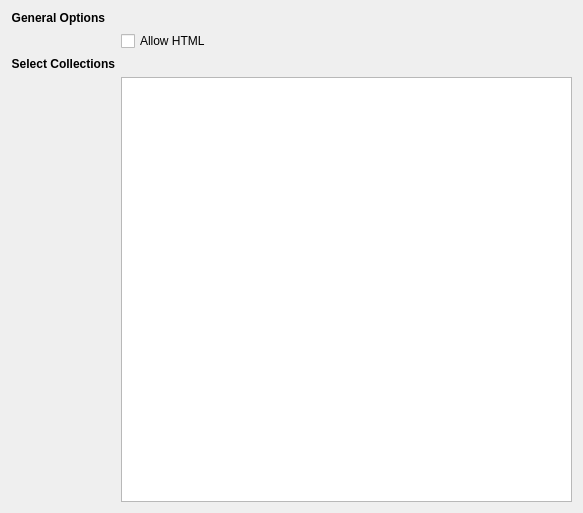
KDE/plasma-lionmail, file emailnotifier/emailnotifierConfig.ui: the form before one commit.
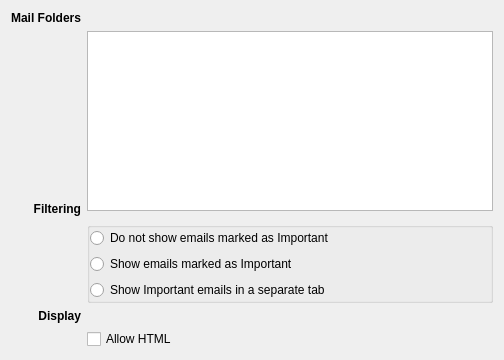
The form after the commit. Custom widgets are drawn as their Qt base class.

```diff
--- a/emailnotifier/emailnotifierConfig.ui
+++ b/emailnotifier/emailnotifierConfig.ui
@@ -6,8 +6,8 @@
    <rect>
     <x>0</x>
     <y>0</y>
-    <width>583</width>
-    <height>513</height>
+    <width>504</width>
+    <height>360</height>
    </rect>
   </property>
   <property name="sizePolicy">
@@ -18,57 +18,117 @@
   </property>
   <property name="minimumSize">
    <size>
-    <width>400</width>
+    <width>500</width>
     <height>360</height>
    </size>
   </property>
-  <layout class="QFormLayout" name="formLayout">
+  <layout class="QGridLayout" name="gridLayout">
    <item row="0" column="0">
-    <widget class="QLabel" name="generallabel">
-     <property name="text">
-      <string>&lt;b&gt;General Options&lt;/b&gt;</string>
-     </property>
-     <property name="alignment">
-      <set>Qt::AlignRight|Qt::AlignTrailing|Qt::AlignVCenter</set>
-     </property>
-    </widget>
-   </item>
-   <item row="1" column="1">
-    <widget class="QCheckBox" name="allowHtml">
-     <property name="text">
-      <string>Allow HTML</string>
-     </property>
-    </widget>
-   </item>
-   <item row="2" column="0">
     <widget class="QLabel" name="selectcollectionslabel">
      <property name="text">
-      <string>&lt;b&gt;Select Collections&lt;/b&gt;</string>
+      <string>&lt;b&gt;Mail Folders&lt;/b&gt;</string>
      </property>
      <property name="alignment">
       <set>Qt::AlignRight|Qt::AlignTrailing|Qt::AlignVCenter</set>
      </property>
     </widget>
    </item>
-   <item row="2" column="1">
+   <item row="0" column="1">
     <widget class="QLabel" name="collectionsStatus">
      <property name="text">
       <string/>
      </property>
     </widget>
    </item>
-   <item row="3" column="1">
+   <item row="1" column="1">
     <widget class="QTreeView" name="collectionsTreeView">
      <property name="minimumSize">
       <size>
        <width>0</width>
-       <height>400</height>
+       <height>180</height>
       </size>
+     </property>
+     <property name="toolTip">
+      <string>Mark the folders you want to monitor for new and important emails</string>
+     </property>
+    </widget>
+   </item>
+   <item row="2" column="0">
+    <widget class="QLabel" name="selectcollectionslabel_2">
+     <property name="text">
+      <string>&lt;b&gt;Filtering&lt;/b&gt;</string>
+     </property>
+     <property name="alignment">
+      <set>Qt::AlignRight|Qt::AlignTrailing|Qt::AlignVCenter</set>
+     </property>
+    </widget>
+   </item>
+   <item row="3" column="1">
+    <widget class="KButtonGroup" name="kbuttongroup">
+     <property name="minimumSize">
+      <size>
+       <width>360</width>
+       <height>0</height>
+      </size>
+     </property>
+     <property name="flat">
+      <bool>true</bool>
+     </property>
+     <layout class="QVBoxLayout" name="verticalLayout">
+      <property name="margin">
+       <number>0</number>
+      </property>
+      <item>
+       <widget class="QRadioButton" name="radioButton">
+        <property name="text">
+         <string>Do not show emails marked as Important</string>
+        </property>
+       </widget>
+      </item>
+      <item>
+       <widget class="QRadioButton" name="radioButton_2">
+        <property name="text">
+         <string>Show emails marked as Important</string>
+        </property>
+       </widget>
+      </item>
+      <item>
+       <widget class="QRadioButton" name="radioButton_3">
+        <property name="text">
+         <string>Show Important emails in a separate tab</string>
+        </property>
+       </widget>
+      </item>
+     </layout>
+    </widget>
+   </item>
+   <item row="4" column="0">
+    <widget class="QLabel" name="generallabel">
+     <property name="text">
+      <string>&lt;b&gt;Display&lt;/b&gt;</string>
+     </property>
+     <property name="alignment">
+      <set>Qt::AlignRight|Qt::AlignTrailing|Qt::AlignVCenter</set>
+     </property>
+    </widget>
+   </item>
+   <item row="5" column="1">
+    <widget class="QCheckBox" name="allowHtml">
+     <property name="text">
+      <string>Allow HTML</string>
      </property>
     </widget>
    </item>
   </layout>
  </widget>
+ <customwidgets>
+  <customwidget>
+   <class>KButtonGroup</class>
+   <extends>QGroupBox</extends>
+   <header>kbuttongroup.h</header>
+   <container>1</container>
+  </customwidget>
+ </customwidgets>
  <resources/>
  <connections/>
 </ui>
```
